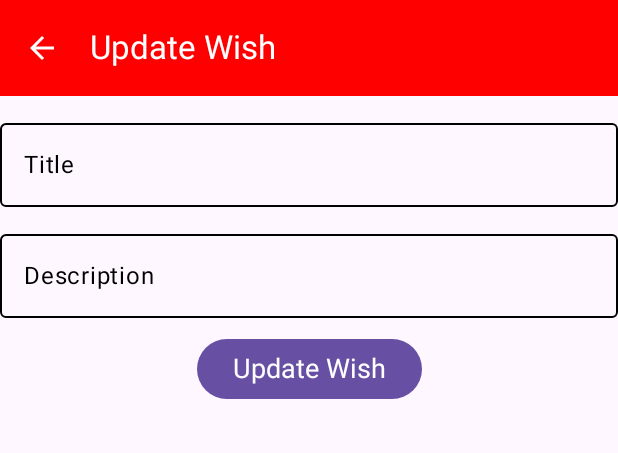
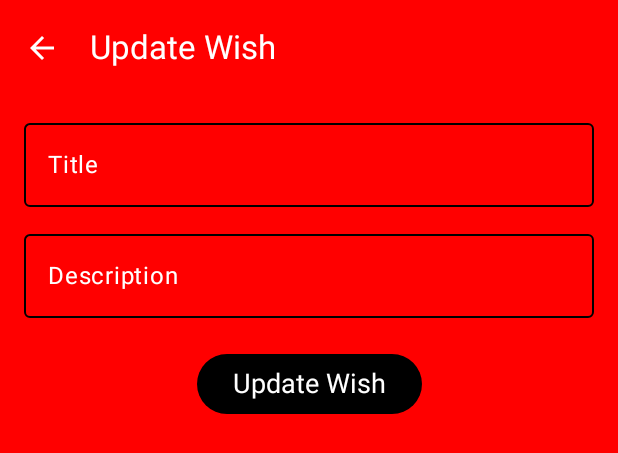
Before and after one commit to KISHORE-KUMAR-S/Wishlist, an Android app built with Jetpack Compose: the @Preview function AddEditDetailViewPreview, on a phone screen of 412 x 824 dp. Shown: the top 453 px of the screen. Run offline under Robolectric (Android 15) with nearby library versions, the phone set to English and light mode, and no system bars; our stand-ins replace Room's generated code; 1 statement that could not run was skipped.

```diff
--- a/app/src/main/AndroidManifest.xml
+++ b/app/src/main/AndroidManifest.xml
@@ -3,6 +3,7 @@
     xmlns:tools="http://schemas.android.com/tools">
 
     <application
+        android:name=".WishListApp"
         android:allowBackup="true"
         android:dataExtractionRules="@xml/data_extraction_rules"
         android:fullBackupContent="@xml/backup_rules"
@@ -15,7 +16,6 @@
         <activity
             android:name=".MainActivity"
             android:exported="true"
-            android:label="@string/app_name"
             android:theme="@style/Theme.Wishlist">
             <intent-filter>
                 <action android:name="android.intent.action.MAIN" />
--- a/app/src/main/java/com/android/wishlist/view/AddEditDetailView.kt
+++ b/app/src/main/java/com/android/wishlist/view/AddEditDetailView.kt
@@ -7,20 +7,30 @@ import androidx.compose.foundation.layout.height
 import androidx.compose.foundation.layout.padding
 import androidx.compose.foundation.layout.wrapContentSize
 import androidx.compose.material3.Button
+import androidx.compose.material3.ButtonDefaults.buttonColors
 import androidx.compose.material3.Scaffold
+import androidx.compose.material3.SnackbarHost
+import androidx.compose.material3.SnackbarHostState
 import androidx.compose.material3.Text
 import androidx.compose.runtime.Composable
+import androidx.compose.runtime.mutableStateOf
+import androidx.compose.runtime.remember
+import androidx.compose.runtime.rememberCoroutineScope
 import androidx.compose.ui.Alignment
 import androidx.compose.ui.Modifier
+import androidx.compose.ui.graphics.Color
 import androidx.compose.ui.text.TextStyle
 import androidx.compose.ui.tooling.preview.Preview
 import androidx.compose.ui.unit.dp
 import androidx.compose.ui.unit.sp
 import androidx.navigation.NavController
 import androidx.navigation.compose.rememberNavController
+import com.android.wishlist.data.Graph
+import com.android.wishlist.data.Wish
 import com.android.wishlist.viewModel.WishViewModel
 import com.android.wishlist.widgets.AppBarView
 import com.android.wishlist.widgets.WishTextField
+import kotlinx.coroutines.launch
 
 @Composable
 fun AddEditDetailView(
@@ -28,18 +38,20 @@ fun AddEditDetailView(
     viewModel : WishViewModel,
     navController: NavController
 ) {
+    val snackMessage = remember{ mutableStateOf("") }
+    val scope = rememberCoroutineScope()
+    val snackbarHostState = remember { SnackbarHostState() }
+
     Scaffold (
-        topBar = {
-            AppBarView(
-                title = if(id != 0L) "Update Wish" else "Add Wish"
-            )
-        }
-    ){
-        it ->
+        snackbarHost = { SnackbarHost(hostState = snackbarHostState) },
+        topBar = { AppBarView(title = if (id != 0L) "Update Wish" else "Add Wish") { navController.navigateUp() } },
+        containerColor = Color.Red
+    ){ it ->
         Column(
             modifier = Modifier
                 .padding(it)
-                .wrapContentSize(),
+                .wrapContentSize()
+                .padding(start = 16.dp, end = 16.dp),
             horizontalAlignment = Alignment.CenterHorizontally,
             verticalArrangement = Arrangement.Center
         ) {
@@ -55,14 +67,37 @@ fun AddEditDetailView(
                 value = viewModel.wishDescriptionState,
                 onValueChanged = { viewModel.onWishDescriptionChanged(it) }
             )
-            Spacer(modifier = Modifier.height(10.dp))
+            Spacer(modifier = Modifier.height(20.dp))
             Button(onClick = {
                 if(viewModel.wishTitleState.isNotEmpty() && viewModel.wishDescriptionState.isNotEmpty()) {
-                    // TODO: Update Wish
+                    if(id != 0L) {
+                        // TODO: Update Wish
+                    } else {
+                        // TODO: Add Wish
+                        viewModel.addWish(
+                            Wish(
+                                title = viewModel.wishTitleState.trim(),
+                                description = viewModel.wishDescriptionState.trim()
+                            )
+                        )
+                        snackMessage.value = "Wish has been created"
+                    }
+
                 } else {
-                    // TODO: Add Wish
+                    // TODO: Enter fields for wish to be created
+                    snackMessage.value = "Enter fields to create a wish"
                 }
-            }) {
+
+                scope.launch {
+                    snackbarHostState.showSnackbar(snackMessage.value)
+                    navController.navigateUp()
+                }
+            },
+                colors = buttonColors(
+                    containerColor = Color.Black,
+                    contentColor = Color.White
+                )
+            ) {
                 Text(
                     text = if (id != 0L) "Update Wish" else "Add Wish",
                     style = TextStyle(fontSize = 18.sp)
@@ -76,6 +111,5 @@ fun AddEditDetailView(
 
 @Preview(showBackground = true, showSystemUi = true)
 @Composable
-fun AddEditDetailViewPreview() {
-    AddEditDetailView(id = 1, viewModel = WishViewModel(), navController = rememberNavController())
-}
+fun AddEditDetailViewPreview() =
+    AddEditDetailView(id = 1, viewModel = WishViewModel(wishRepository = Graph.wishRepository), navController = rememberNavController())
--- a/app/src/main/java/com/android/wishlist/viewModel/WishViewModel.kt
+++ b/app/src/main/java/com/android/wishlist/viewModel/WishViewModel.kt
@@ -4,16 +4,43 @@ import androidx.compose.runtime.getValue
 import androidx.compose.runtime.mutableStateOf
 import androidx.compose.runtime.setValue
 import androidx.lifecycle.ViewModel
+import androidx.lifecycle.viewModelScope
+import com.android.wishlist.data.Graph
+import com.android.wishlist.data.Wish
+import com.android.wishlist.data.WishRepository
+import kotlinx.coroutines.Dispatchers
+import kotlinx.coroutines.flow.Flow
+import kotlinx.coroutines.launch
 
-class WishViewModel : ViewModel(){
+class WishViewModel(private val wishRepository: WishRepository = Graph.wishRepository): ViewModel(){
     var wishTitleState by mutableStateOf("")
     var wishDescriptionState by mutableStateOf("")
 
-    fun onWishTitleChanged(newString : String) {
+    fun onWishTitleChanged(newString: String) {
         wishTitleState = newString
     }
 
-    fun onWishDescriptionChanged(newString : String) {
+    fun onWishDescriptionChanged(newString: String) {
         wishDescriptionState = newString
     }
+
+    lateinit var getAllWishes: Flow<List<Wish>>
+
+    init {
+        viewModelScope.launch { getAllWishes = wishRepository.getWishes() }
+    }
+
+    fun addWish(wish: Wish) {
+        viewModelScope.launch(Dispatchers.IO) { wishRepository.addWish(wish = wish) }
+    }
+
+    fun getAWishById(id: Long): Flow<Wish> = wishRepository.getAWishById(id)
+
+    fun updateWish(wish: Wish) {
+        viewModelScope.launch(Dispatchers.IO) { wishRepository.updateAWish(wish = wish) }
+    }
+
+    fun deleteWish(wish: Wish) {
+        viewModelScope.launch(Dispatchers.IO) { wishRepository.deleteAWish(wish = wish) }
+    }
 }
--- a/app/src/main/java/com/android/wishlist/widgets/AppBar.kt
+++ b/app/src/main/java/com/android/wishlist/widgets/AppBar.kt
@@ -9,6 +9,7 @@ import androidx.compose.material3.IconButton
 import androidx.compose.material3.Text
 import androidx.compose.material3.TopAppBar
 import androidx.compose.material3.TopAppBarDefaults
+import androidx.compose.material3.TopAppBarDefaults.topAppBarColors
 import androidx.compose.runtime.Composable
 import androidx.compose.ui.Modifier
 import androidx.compose.ui.graphics.Color
@@ -21,34 +22,25 @@ import com.android.wishlist.ui.theme.WishlistTheme
 fun AppBarView(
     title : String,
     onBackNavClicked : () -> Unit = {}
-) {
-    TopAppBar(
-        title = {
-            Text(
-                text = title,
-                modifier = Modifier.padding(start = 4.dp)
-            )
-        },
+) = TopAppBar(
+    title = { Text(text = title, modifier = Modifier.padding(start = 4.dp)) },
     navigationIcon = {
         if(!title.contains("Wishlist")) {
             IconButton(onClick = { onBackNavClicked() }) {
-                    Icon(imageVector = Icons.Default.ArrowBack, contentDescription = null)
+                Icon(
+                    imageVector = Icons.Default.ArrowBack,
+                    contentDescription = null
+                )
             }
         }
     },
-        colors = TopAppBarDefaults.topAppBarColors(
+    colors = topAppBarColors(
         containerColor = Color.Red,
         titleContentColor = Color.White,
         navigationIconContentColor = Color.White
     ),
 )
 
-}
-
 @Preview(showBackground = true, showSystemUi = true)
 @Composable
-fun AppBarPreview() {
-    WishlistTheme {
-        AppBarView(title = "App Bar")
-    }
-}
+fun AppBarPreview() = WishlistTheme { AppBarView(title = "App Bar") }
--- a/app/src/main/java/com/android/wishlist/widgets/WishTextField.kt
+++ b/app/src/main/java/com/android/wishlist/widgets/WishTextField.kt
@@ -3,7 +3,7 @@ package com.android.wishlist.widgets
 import androidx.compose.foundation.layout.fillMaxWidth
 import androidx.compose.foundation.text.KeyboardOptions
 import androidx.compose.material3.OutlinedTextField
-import androidx.compose.material3.OutlinedTextFieldDefaults
+import androidx.compose.material3.OutlinedTextFieldDefaults.colors
 import androidx.compose.material3.Text
 import androidx.compose.runtime.Composable
 import androidx.compose.ui.Modifier
@@ -16,26 +16,22 @@ fun WishTextField(
     label : String,
     value : String,
     onValueChanged : (String) -> Unit
-) {
-    OutlinedTextField(
+) = OutlinedTextField(
     value = value,
     onValueChange = onValueChanged,
-        label = { Text(text = label, color = Color.Black) },
+    label = { Text(text = label, color = Color.White) },
     modifier = Modifier.fillMaxWidth(),
     keyboardOptions = KeyboardOptions(keyboardType = KeyboardType.Text),
-        colors = OutlinedTextFieldDefaults.colors(
-            cursorColor = Color.Black,
-            focusedBorderColor = Color.Red,
-            focusedTextColor = Color.Black,
+    colors = colors(
+        cursorColor = Color.White,
+        focusedBorderColor = Color.White,
+        focusedTextColor = Color.White,
         unfocusedBorderColor = Color.Black,
-            focusedLabelColor = Color.Black,
+        focusedLabelColor = Color.White,
         unfocusedLabelColor = Color.Black
-        ),
     )
-}
+)
 
 @Preview(showBackground = true)
 @Composable
-fun WishTextFieldPreview() {
-    WishTextField(label = "ABC", value = "DEF", onValueChanged = {})
-}
+fun WishTextFieldPreview() = WishTextField(label = "ABC", value = "DEF", onValueChanged = {})
--- a/app/src/main/res/values/themes.xml
+++ b/app/src/main/res/values/themes.xml
@@ -1,5 +1,4 @@
 <?xml version="1.0" encoding="utf-8"?>
 <resources>
-
     <style name="Theme.Wishlist" parent="android:Theme.Material.Light.NoActionBar" />
 </resources>
```
Also changed, not shown: app/src/main/java/com/android/wishlist/WishListApp.kt (added, +12 -0 lines), app/src/main/java/com/android/wishlist/data/Graph.kt (added, +20 -0 lines), app/src/main/java/com/android/wishlist/data/Wish.kt (+8 -0 lines), app/src/main/java/com/android/wishlist/data/WishDao.kt (added, +29 -0 lines), app/src/main/java/com/android/wishlist/data/WishDatabase.kt (added, +9 -0 lines), app/src/main/java/com/android/wishlist/data/WishRepository.kt (added, +11 -0 lines), app/src/main/java/com/android/wishlist/navigation/Navigation.kt (+9 -1 lines), app/src/main/java/com/android/wishlist/view/HomeView.kt (+19 -13 lines), app/src/main/java/com/android/wishlist/widgets/WishItem.kt (+6 -13 lines). Lines whose indentation alone changed are shown as unchanged.
